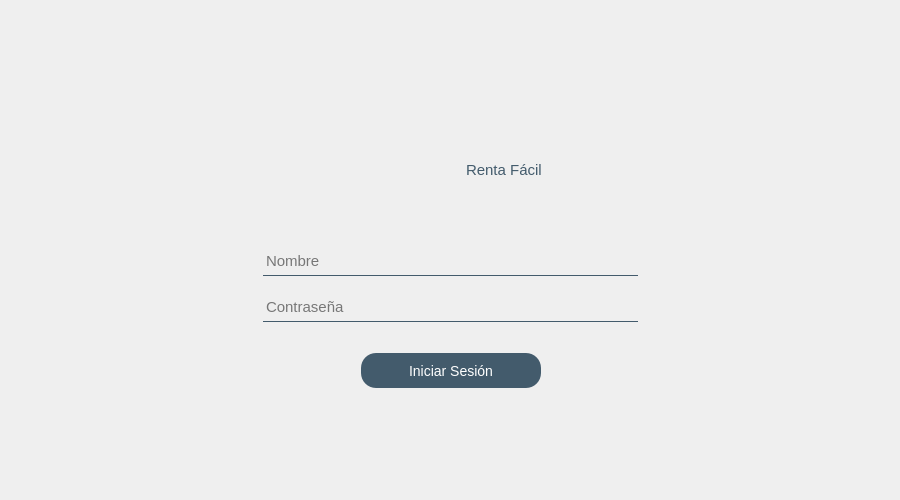
Before: the Qt Designer form RentaFacil/rentafacil.ui in carlosnoe7/is2xp, drawn with Qt 5.
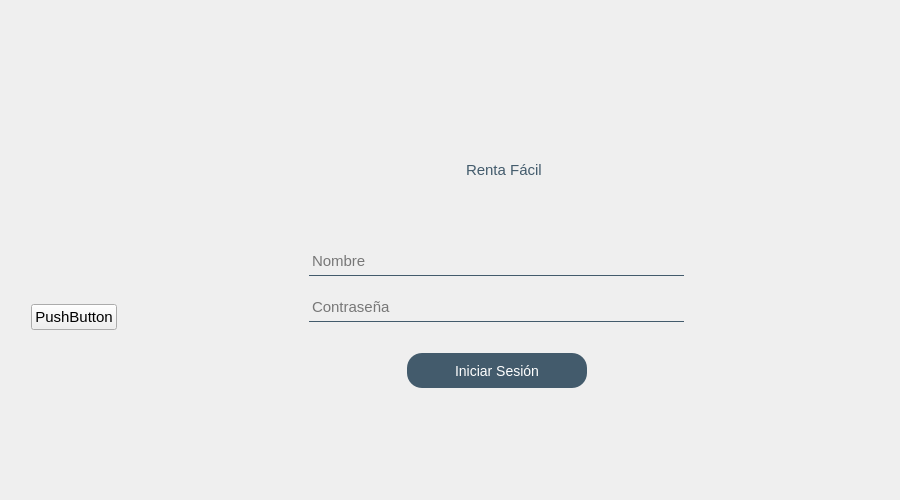
After: the same form once the commit is applied. Icons and pictures are not drawn.

Diff of the .ui file:
```diff
--- a/RentaFacil/rentafacil.ui
+++ b/RentaFacil/rentafacil.ui
@@ -410,6 +410,13 @@
        </item>
        <item>
         <layout class="QHBoxLayout" name="horizontalLayout_10">
+         <item>
+          <widget class="QPushButton" name="pushButton">
+           <property name="text">
+            <string>PushButton</string>
+           </property>
+          </widget>
+         </item>
          <item>
           <spacer name="horizontalSpacer_16">
            <property name="orientation">
```
Left out of the diff: 2 changed lines with no effect on the pictures.
